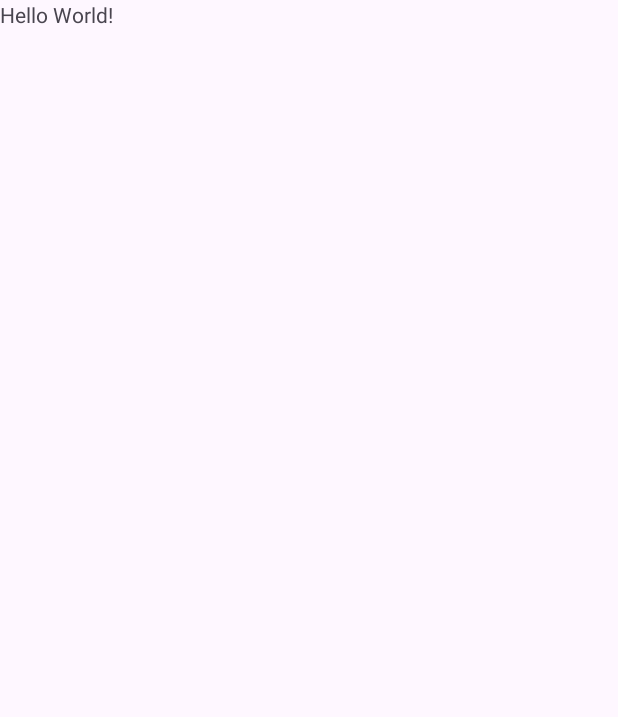
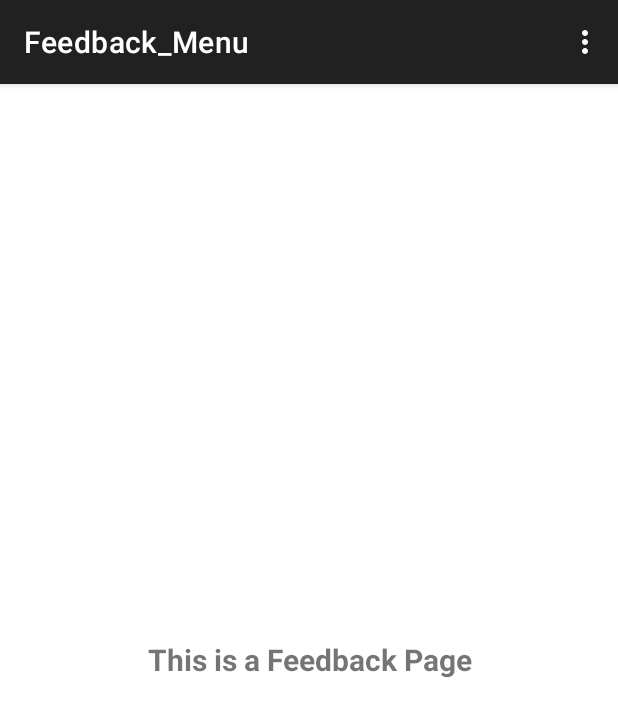
Before and after one commit to mehediinf/Feedback_Menu, an Android app: the screen it shows after launch (MainActivity), on a phone screen of 412 x 824 dp. Before the commit the part shown is almost empty. Shown: the top 717 px of the screen. Run offline under Robolectric (Android 15) with nearby library versions, the phone set to English and light mode, and no system bars.

Commit message:
Second Commit Feedback_Menu

```diff
--- a/app/src/main/AndroidManifest.xml
+++ b/app/src/main/AndroidManifest.xml
@@ -13,6 +13,9 @@
         android:theme="@style/Theme.Feedback_Menu"
         tools:targetApi="31">
         <activity
+            android:name=".Feedback_activity"
+            android:exported="false" />
+        <activity
             android:name=".MainActivity"
             android:exported="true">
             <intent-filter>
--- a/app/src/main/java/com/example/feedback_menu/MainActivity.java
+++ b/app/src/main/java/com/example/feedback_menu/MainActivity.java
@@ -1,8 +1,13 @@
 package com.example.feedback_menu;
 
+import androidx.annotation.NonNull;
 import androidx.appcompat.app.AppCompatActivity;
 
+import android.content.Intent;
 import android.os.Bundle;
+import android.view.Menu;
+import android.view.MenuInflater;
+import android.view.MenuItem;
 
 public class MainActivity extends AppCompatActivity {
 
@@ -10,5 +15,33 @@ public class MainActivity extends AppCompatActivity {
     protected void onCreate(Bundle savedInstanceState) {
         super.onCreate(savedInstanceState);
         setContentView(R.layout.activity_main);
+
+    }
+
+    @Override
+    public boolean onCreateOptionsMenu(Menu menu) {
+
+        MenuInflater menuInflater = getMenuInflater();
+        menuInflater.inflate(R.menu.menu_item,menu);
+
+        return super.onCreateOptionsMenu(menu);
+    }
+
+    @Override
+    public boolean onOptionsItemSelected(@NonNull MenuItem item) {
+
+        if (item.getItemId()==R.id.shared_Id){
+
+
+        }
+        else if (item.getItemId()==R.id.feedback_Id){
+
+            Intent intent =new Intent(getApplicationContext(),Feedback_activity.class);
+            startActivity(intent);
+
+        }
+
+
+        return super.onOptionsItemSelected(item);
     }
 }
--- a/app/src/main/res/layout/activity_main.xml
+++ b/app/src/main/res/layout/activity_main.xml
@@ -4,15 +4,17 @@
     xmlns:tools="http://schemas.android.com/tools"
     android:layout_width="match_parent"
     android:layout_height="match_parent"
+    android:gravity="center"
     tools:context=".MainActivity">
 
     <TextView
-        android:layout_width="wrap_content"
+        android:layout_width="match_parent"
         android:layout_height="wrap_content"
-        android:text="Hello World!"
-        app:layout_constraintBottom_toBottomOf="parent"
-        app:layout_constraintEnd_toEndOf="parent"
-        app:layout_constraintStart_toStartOf="parent"
-        app:layout_constraintTop_toTopOf="parent" />
+        android:text="This is a Feedback Page"
+        android:textStyle="bold"
+        android:textSize="20sp"
+        android:textAlignment="center"
+
+        />
 
 </LinearLayout>
--- /dev/null
+++ b/app/src/main/res/menu/menu_item.xml
@@ -0,0 +1,21 @@
+<?xml version="1.0" encoding="utf-8"?>
+<menu xmlns:android="http://schemas.android.com/apk/res/android"
+    xmlns:app="http://schemas.android.com/apk/res-auto">
+
+    <item
+
+        android:id="@+id/feedback_Id"
+        android:title="Feedback"
+        app:showAsAction="never"
+
+        />
+
+    <item
+
+        android:id="@+id/shared_Id"
+        android:title="Share"
+        app:showAsAction="never"
+
+        />
+
+</menu>
--- a/app/src/main/res/values-night/themes.xml
+++ b/app/src/main/res/values-night/themes.xml
@@ -1,6 +1,6 @@
 <resources xmlns:tools="http://schemas.android.com/tools">
     <!-- Base application theme. -->
-    <style name="Base.Theme.Feedback_Menu" parent="Theme.Material3.DayNight.NoActionBar">
+    <style name="Base.Theme.Feedback_Menu" parent="Theme.MaterialComponents.DayNight.DarkActionBar">
         <!-- Customize your dark theme here. -->
         <!-- <item name="colorPrimary">@color/my_dark_primary</item> -->
     </style>
--- a/app/src/main/res/values/themes.xml
+++ b/app/src/main/res/values/themes.xml
@@ -1,6 +1,6 @@
 <resources xmlns:tools="http://schemas.android.com/tools">
     <!-- Base application theme. -->
-    <style name="Base.Theme.Feedback_Menu" parent="Theme.Material3.DayNight.NoActionBar">
+    <style name="Base.Theme.Feedback_Menu" parent="Theme.MaterialComponents.DayNight.DarkActionBar">
         <!-- Customize your light theme here. -->
         <!-- <item name="colorPrimary">@color/my_light_primary</item> -->
     </style>
```
Also changed, not shown: app/src/main/java/com/example/feedback_menu/Feedback_activity.java (added, +74 -0 lines), app/src/main/res/layout/activity_feedback.xml (added, +88 -0 lines).
